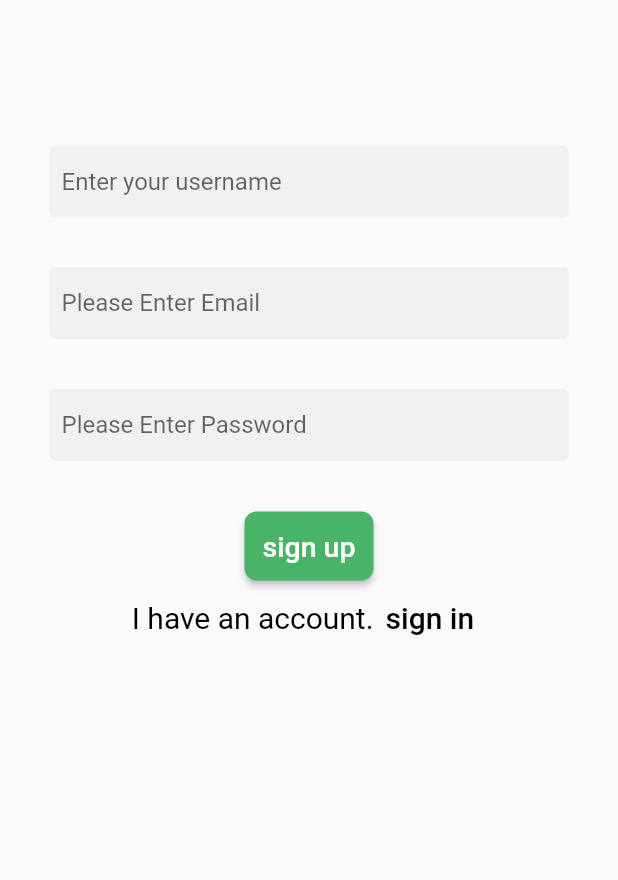
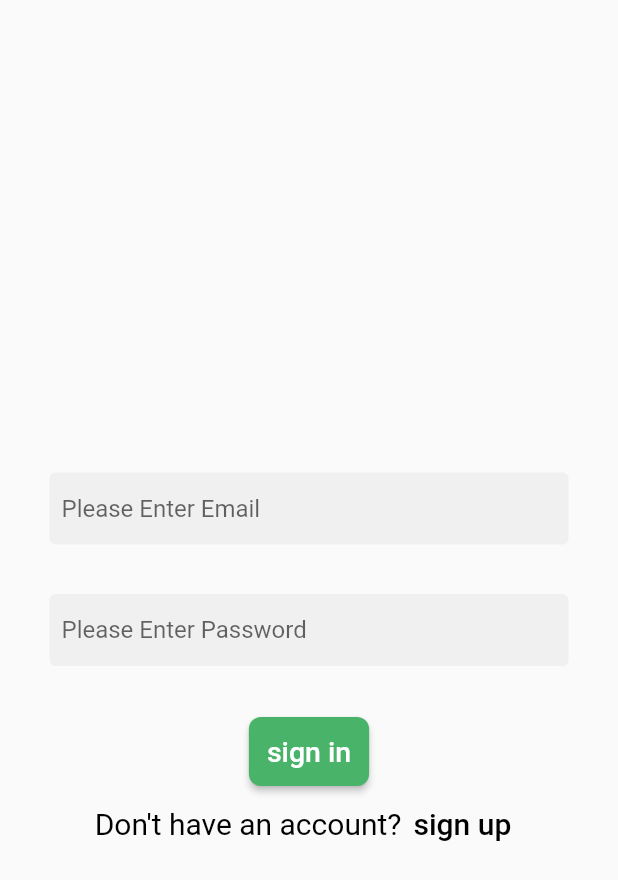
Before and after one commit to EslamElkurdi/E-Commerce-App, a Flutter app: the screen it shows after launch, after a tap on "sign in", on a phone screen of 412 x 824 dp. Shown: the top 880 px of the screen. Run offline on Flutter 3.47's test engine with Material 2 defaults, Android fonts, the phone set to English and light mode, and no system bars.

```diff
--- a/lib/screens/register_screen.dart
+++ b/lib/screens/register_screen.dart
@@ -66,7 +66,18 @@ class RegisterScreen extends StatelessWidget {
                         ),
                         TextButton(
                             onPressed: ()
-                            {},
+                            {
+                              Navigator.pushReplacement(
+                                  context,
+                                  MaterialPageRoute(
+                                      builder: (context)
+                                      {
+                                        return const LoginScreen();
+                                      }
+                                  )
+                              );
+
+                            },
                             child: const Text(
                               'sign in',
                               style: TextStyle(
```
